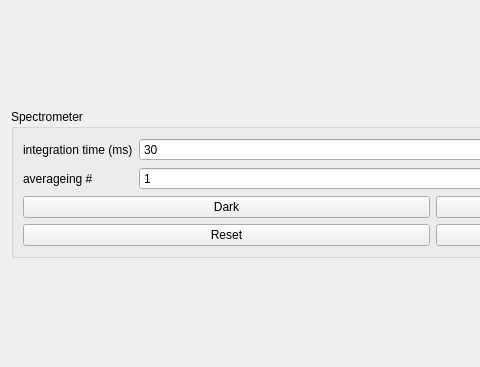
Above: gui_design/spectrometer.ui from baukekooger/XY_Measurement before the change; both pictures show x 0 to 480 and y 0 to 367 of the 866 by 367 pixel window. Below: the same form after it.
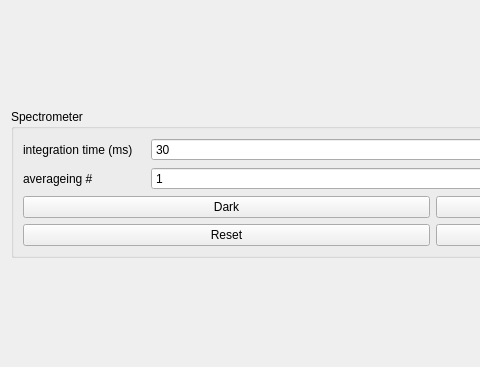
That is the form after the change.

What changed in the file:
```diff
--- a/gui_design/spectrometer.ui
+++ b/gui_design/spectrometer.ui
@@ -217,7 +217,7 @@
               </property>
               <property name="minimumSize">
                <size>
-                <width>110</width>
+                <width>122</width>
                 <height>0</height>
                </size>
               </property>
@@ -278,7 +278,7 @@
               </property>
               <property name="minimumSize">
                <size>
-                <width>110</width>
+                <width>122</width>
                 <height>0</height>
                </size>
               </property>
```
